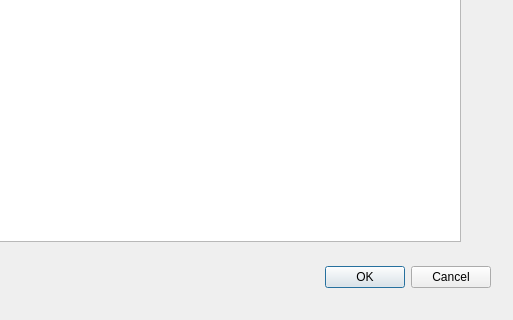
Qt form TomatoClock/addtasks.ui (TomatoClock0/TomatoClock_team) before a commit; both pictures show x 120 to 633 and y 149 to 469 of the 633 by 469 pixel window.
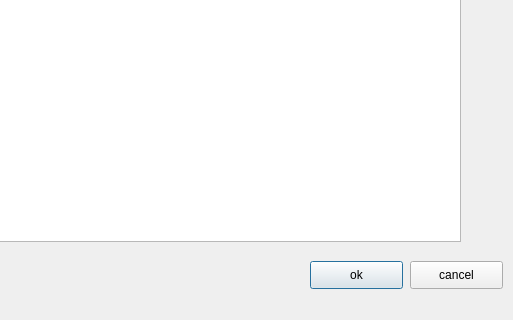
The same form after that commit.

Diff of the .ui file:
```diff
--- a/TomatoClock/addtasks.ui
+++ b/TomatoClock/addtasks.ui
@@ -13,23 +13,7 @@
   <property name="windowTitle">
    <string>Dialog</string>
   </property>
-  <widget class="QDialogButtonBox" name="buttonBox">
-   <property name="geometry">
-    <rect>
-     <x>270</x>
-     <y>410</y>
-     <width>341</width>
-     <height>32</height>
-    </rect>
-   </property>
-   <property name="orientation">
-    <enum>Qt::Horizontal</enum>
-   </property>
-   <property name="standardButtons">
-    <set>QDialogButtonBox::Cancel|QDialogButtonBox::Ok</set>
-   </property>
-  </widget>
-  <widget class="QLineEdit" name="lineEdit">
+  <widget class="QLineEdit" name="tasksname">
    <property name="geometry">
     <rect>
      <x>90</x>
@@ -75,6 +59,32 @@
     </rect>
    </property>
   </widget>
+  <widget class="QPushButton" name="OK">
+   <property name="geometry">
+    <rect>
+     <x>430</x>
+     <y>410</y>
+     <width>93</width>
+     <height>28</height>
+    </rect>
+   </property>
+   <property name="text">
+    <string>ok</string>
+   </property>
+  </widget>
+  <widget class="QPushButton" name="Cancel">
+   <property name="geometry">
+    <rect>
+     <x>530</x>
+     <y>410</y>
+     <width>93</width>
+     <height>28</height>
+    </rect>
+   </property>
+   <property name="text">
+    <string>cancel</string>
+   </property>
+  </widget>
  </widget>
  <resources/>
  <connections>
```
Left out of the diff: 37 changed lines with no effect on the pictures.
